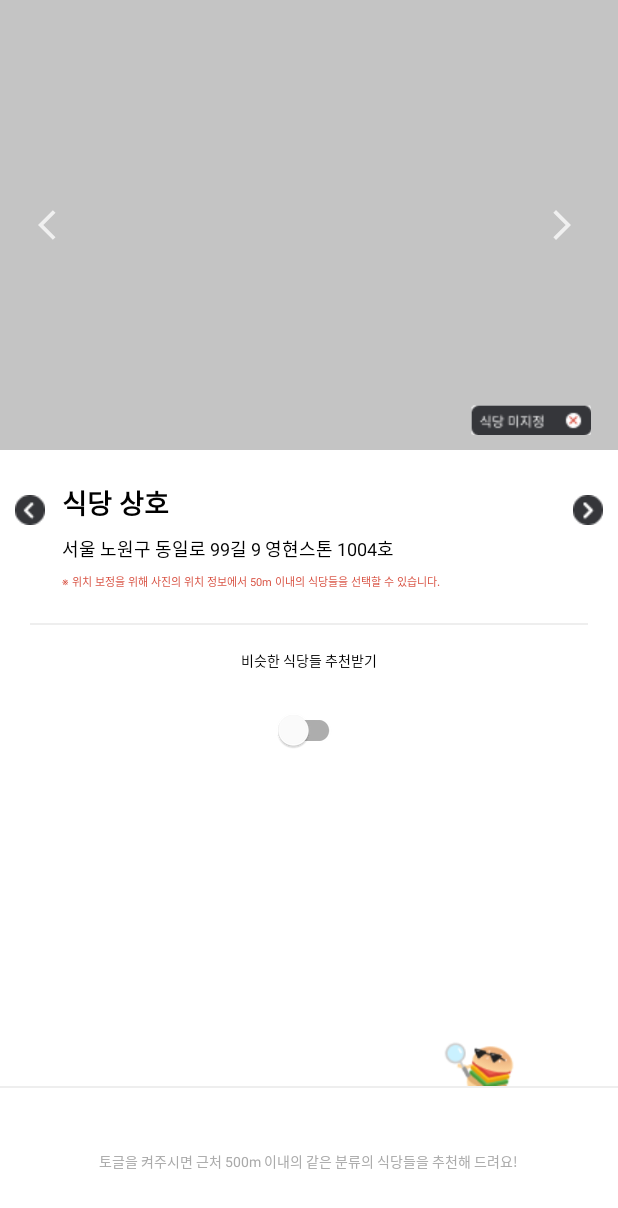
After one commit to 5-ing/PersonalAIFoodMap_Android, an Android app: the layout activity_restaurant_detail.xml on its own in the app's theme, with its tools: preview values and no code run, on a phone screen of 412 x 824 dp. The commit adds this screen. Shown: the top 1208 px of the screen. Run offline under Robolectric (Android 15) with nearby library versions, the phone set to English and light mode, and no system bars.

Commit message:
디자인에 따른 뷰 생성

```diff
--- a/app/src/main/java/com/example/personalaifoodmap/ui/activity/FoodMapActivity.kt
+++ b/app/src/main/java/com/example/personalaifoodmap/ui/activity/FoodMapActivity.kt
@@ -2,13 +2,10 @@ package com.example.personalaifoodmap.ui.activity
 
 import android.Manifest
 import android.content.pm.PackageManager
-import android.graphics.Bitmap
-import android.graphics.Canvas
 import android.os.Bundle
 import android.view.LayoutInflater
 import android.view.View
 import android.widget.ImageView
-import android.widget.RelativeLayout
 import androidx.activity.viewModels
 import androidx.appcompat.app.AppCompatActivity
 import androidx.constraintlayout.widget.ConstraintLayout
@@ -20,17 +17,13 @@ import androidx.core.app.ActivityCompat
 import androidx.core.net.toUri
 import com.example.personalaifoodmap.databinding.ActivityFoodMapBinding
 import androidx.lifecycle.observe
-import com.bumptech.glide.Glide
 import com.example.personalaifoodmap.FoodMapApplication
 import com.example.personalaifoodmap.R
 import com.example.personalaifoodmap.viewmodels.FoodMapViewModelFactory
-import com.example.personalaifoodmap.viewmodels.GallerySyncViewModelFactory
-import com.google.android.gms.maps.model.BitmapDescriptorFactory
 import com.naver.maps.geometry.LatLng
 import com.naver.maps.map.LocationTrackingMode
 import com.naver.maps.map.OnMapReadyCallback
 import com.naver.maps.map.overlay.Marker
-import java.net.URI
 
 internal class FoodMapActivity : AppCompatActivity(), OnMapReadyCallback {
 
@@ -60,7 +53,7 @@ internal class FoodMapActivity : AppCompatActivity(), OnMapReadyCallback {
         val mapView = binding.foodMapView
         mapView.onCreate(savedInstanceState)
 
-        markerView = LayoutInflater.from(this).inflate(R.layout.marker_item,null)
+        markerView = LayoutInflater.from(this).inflate(R.layout.item_marker,null)
 
         // getMapAsync를 호출하여 비동기로 onMapReady 콜백 메서드 호출
         // onMapReady에서 naverMap 객체를 받음
--- a/app/src/main/java/com/example/personalaifoodmap/ui/adapter/FoodGalleryAdapter.kt
+++ b/app/src/main/java/com/example/personalaifoodmap/ui/adapter/FoodGalleryAdapter.kt
@@ -1,6 +1,5 @@
 package com.example.personalaifoodmap.ui.adapter
 
-import android.content.Context
 import android.view.LayoutInflater
 import android.view.View
 import android.view.ViewGroup
@@ -33,7 +32,7 @@ class FoodGalleryAdapter : ListAdapter<UserPhoto, FoodGalleryAdapter.UserPhotoVi
         companion object {
             fun create(parent: ViewGroup): UserPhotoViewHolder {
                 val view: View = LayoutInflater.from(parent.context)
-                    .inflate(R.layout.list_item, parent, false)
+                    .inflate(R.layout.item_list, parent, false)
                 return UserPhotoViewHolder(view)
             }
         }
--- /dev/null
+++ b/app/src/main/res/drawable/ic_baseline_arrow_back_ios_24.xml
@@ -0,0 +1,6 @@
+<vector android:alpha="0.75" android:autoMirrored="true"
+    android:height="24dp" android:tint="#FFFFFF"
+    android:viewportHeight="24" android:viewportWidth="24"
+    android:width="24dp" xmlns:android="http://schemas.android.com/apk/res/android">
+    <path android:fillColor="@android:color/white" android:pathData="M11.67,3.87L9.9,2.1 0,12l9.9,9.9 1.77,-1.77L3.54,12z"/>
+</vector>
--- /dev/null
+++ b/app/src/main/res/drawable/ic_baseline_arrow_forward_ios_24.xml
@@ -0,0 +1,6 @@
+<vector android:alpha="0.75" android:autoMirrored="true"
+    android:height="24dp" android:tint="#FFFFFF"
+    android:viewportHeight="24" android:viewportWidth="24"
+    android:width="24dp" xmlns:android="http://schemas.android.com/apk/res/android">
+    <path android:fillColor="@android:color/white" android:pathData="M6.23,20.23l1.77,1.77l10,-10l-10,-10l-1.77,1.77l8.23,8.23z"/>
+</vector>
--- a/app/src/main/res/layout/activity_main.xml
+++ b/app/src/main/res/layout/activity_main.xml
@@ -1,5 +1,6 @@
 <?xml version="1.0" encoding="utf-8"?>
-<LinearLayout xmlns:android="http://schemas.android.com/apk/res/android"
+<LinearLayout
+    xmlns:android="http://schemas.android.com/apk/res/android"
     xmlns:app="http://schemas.android.com/apk/res-auto"
     xmlns:tools="http://schemas.android.com/tools"
     android:layout_width="match_parent"
--- /dev/null
+++ b/app/src/main/res/layout/activity_restaurant_detail.xml
@@ -0,0 +1,168 @@
+<?xml version="1.0" encoding="utf-8"?>
+<androidx.constraintlayout.widget.ConstraintLayout xmlns:android="http://schemas.android.com/apk/res/android"
+    xmlns:app="http://schemas.android.com/apk/res-auto"
+    xmlns:tools="http://schemas.android.com/tools"
+    android:layout_width="match_parent"
+    android:layout_height="match_parent">
+
+    <ImageView
+        android:id="@+id/foodDetailIv"
+        android:layout_width="match_parent"
+        android:layout_height="300dp"
+        app:layout_constraintTop_toTopOf="parent"
+        tools:background="#C4C4C4" />
+
+    <ImageButton
+        android:layout_width="80dp"
+        android:layout_height="20dp"
+        android:layout_marginEnd="18dp"
+        android:layout_marginBottom="10dp"
+        android:src="@drawable/restaurant_no_check"
+        app:layout_constraintEnd_toEndOf="parent"
+        app:layout_constraintBottom_toBottomOf="@id/foodDetailIv"/>
+
+    <ImageView
+        android:layout_width="wrap_content"
+        android:layout_height="wrap_content"
+        android:src="@drawable/ic_baseline_arrow_back_ios_24"
+        android:layout_marginStart="25dp"
+        app:layout_constraintStart_toStartOf="@+id/foodDetailIv"
+        app:layout_constraintTop_toTopOf="@+id/foodDetailIv"
+        app:layout_constraintBottom_toBottomOf="@+id/foodDetailIv" />
+
+    <ImageView
+        android:layout_width="wrap_content"
+        android:layout_height="wrap_content"
+        android:layout_marginEnd="25dp"
+        android:src="@drawable/ic_baseline_arrow_forward_ios_24"
+        app:layout_constraintEnd_toEndOf="@+id/foodDetailIv"
+        app:layout_constraintTop_toTopOf="@+id/foodDetailIv"
+        app:layout_constraintBottom_toBottomOf="@+id/foodDetailIv" />
+
+    <ImageView
+        android:layout_width="20dp"
+        android:layout_height="20dp"
+        android:src="@drawable/arrow_left_button"
+        android:layout_marginStart="10dp"
+        android:layout_marginEnd="11dp"
+        android:layout_marginTop="30dp"
+        app:layout_constraintEnd_toStartOf="@+id/restaurantNameTv"
+        app:layout_constraintTop_toBottomOf="@+id/foodDetailIv" />
+
+    <ImageView
+        android:layout_width="20dp"
+        android:layout_height="20dp"
+        android:src="@drawable/arrow_right_button"
+        android:layout_marginStart="10dp"
+        android:layout_marginEnd="10dp"
+        android:layout_marginTop="30dp"
+        app:layout_constraintEnd_toEndOf="parent"
+        app:layout_constraintTop_toBottomOf="@+id/foodDetailIv" />
+
+    <TextView
+        android:id="@+id/restaurantNameTv"
+        android:layout_width="wrap_content"
+        android:layout_height="wrap_content"
+        android:textColor="@color/black"
+        android:textSize="18sp"
+        android:textStyle="bold"
+        android:layout_marginStart="41dp"
+        android:layout_marginTop="21dp"
+        app:layout_constraintStart_toStartOf="parent"
+        app:layout_constraintTop_toBottomOf="@+id/foodDetailIv"
+        tools:text="식당 상호" />
+
+    <TextView
+        android:id="@+id/restaurantAddressTv"
+        android:layout_width="wrap_content"
+        android:layout_height="wrap_content"
+        android:textColor="@color/black"
+        android:textSize="12sp"
+        android:layout_marginTop="8dp"
+        app:layout_constraintTop_toBottomOf="@+id/restaurantNameTv"
+        app:layout_constraintStart_toStartOf="@+id/restaurantNameTv"
+        tools:text="서울 노원구 동일로 99길 9 영현스톤 1004호" />
+
+    <TextView
+        android:id="@+id/referenceTv"
+        android:layout_width="wrap_content"
+        android:layout_height="wrap_content"
+        android:textColor="#D85041"
+        android:textSize="7sp"
+        android:layout_marginTop="7dp"
+        app:layout_constraintTop_toBottomOf="@+id/restaurantAddressTv"
+        app:layout_constraintStart_toStartOf="@+id/restaurantNameTv"
+        android:text="※ 위치 보정을 위해 사진의 위치 정보에서 50m 이내의 식당들을 선택할 수 있습니다." />
+
+    <View
+        android:layout_width="match_parent"
+        android:layout_height="1dp"
+        app:layout_constraintTop_toBottomOf="@id/referenceTv"
+        android:layout_marginTop="22dp"
+        android:layout_marginHorizontal="20dp"
+        app:layout_constraintStart_toStartOf="parent"
+        app:layout_constraintEnd_toEndOf="parent"
+        android:background="#EEEEEE"/>
+
+
+    <TextView
+        android:id="@+id/recommendTv"
+        android:layout_width="wrap_content"
+        android:layout_height="wrap_content"
+        android:textColor="@color/black"
+        android:textSize="9sp"
+        android:layout_marginTop="39dp"
+        app:layout_constraintTop_toBottomOf="@+id/referenceTv"
+        app:layout_constraintStart_toStartOf="parent"
+        app:layout_constraintEnd_toEndOf="parent"
+        android:text="비슷한 식당들 추천받기" />
+
+    <com.google.android.material.switchmaterial.SwitchMaterial
+        android:id="@+id/recommendSwitch"
+        android:layout_width="wrap_content"
+        android:layout_height="wrap_content"
+        android:layout_marginTop="15dp"
+        app:layout_constraintTop_toBottomOf="@+id/recommendTv"
+        app:layout_constraintStart_toStartOf="parent"
+        app:layout_constraintEnd_toEndOf="parent" />
+
+    <ImageView
+        android:layout_width="54dp"
+        android:layout_height="42dp"
+        android:layout_marginEnd="67dp"
+        android:src="@drawable/find_burger"
+        android:layout_marginBottom="96dp"
+        app:layout_constraintEnd_toEndOf="parent"
+        app:layout_constraintBottom_toBottomOf="@id/recommendFrame" />
+
+    <View
+        android:layout_width="match_parent"
+        android:layout_height="1dp"
+        app:layout_constraintTop_toTopOf="@id/recommendFrame"
+        app:layout_constraintStart_toStartOf="parent"
+        app:layout_constraintEnd_toEndOf="parent"
+        android:background="#EEEEEE"/>
+
+
+    <FrameLayout
+        android:id="@+id/recommendFrame"
+        android:layout_width="match_parent"
+        android:layout_height="100dp"
+        app:layout_constraintBottom_toBottomOf="parent">
+
+        <TextView
+            android:layout_width="wrap_content"
+            android:layout_height="wrap_content"
+            android:text="토글을 켜주시면 근처 500m 이내의 같은 분류의 식당들을 추천해 드려요!"
+            android:textSize="9sp"
+            android:textColor="#AAAAAA"
+            android:layout_gravity="center"/>
+
+        <androidx.recyclerview.widget.RecyclerView
+            android:id="@+id/recommendRv"
+            android:layout_width="match_parent"
+            android:layout_height="match_parent" />
+
+    </FrameLayout>
+
+</androidx.constraintlayout.widget.ConstraintLayout>
--- /dev/null
+++ b/app/src/main/res/layout/item_cluster.xml
@@ -0,0 +1,45 @@
+<?xml version="1.0" encoding="utf-8"?>
+<androidx.constraintlayout.widget.ConstraintLayout xmlns:android="http://schemas.android.com/apk/res/android"
+    xmlns:app="http://schemas.android.com/apk/res-auto"
+    xmlns:tools="http://schemas.android.com/tools"
+    android:layout_width="match_parent"
+    android:layout_height="80dp">
+
+
+    <ImageView
+        android:id="@+id/clusterIV"
+        android:layout_width="75dp"
+        android:layout_height="80dp"
+        android:scaleType="fitXY"
+        tools:background="#C4C4C4"
+        app:layout_constraintBottom_toBottomOf="parent"
+        app:layout_constraintStart_toStartOf="parent" />
+
+
+    <TextView
+        android:id="@+id/restaurantNameTv"
+        android:layout_width="wrap_content"
+        android:layout_height="wrap_content"
+        android:layout_marginEnd="274dp"
+        android:textColor="@color/black"
+        android:textSize="12sp"
+        android:textStyle="bold"
+        android:layout_marginStart="20dp"
+        android:layout_marginTop="20dp"
+        app:layout_constraintEnd_toEndOf="parent"
+        app:layout_constraintStart_toEndOf="@+id/clusterIV"
+        app:layout_constraintTop_toTopOf="parent"
+        tools:text="식당 상호" />
+
+    <TextView
+        android:id="@+id/restaurantAddressTv"
+        android:layout_width="wrap_content"
+        android:layout_height="wrap_content"
+        android:textColor="@color/black"
+        android:textSize="9sp"
+        android:layout_marginTop="5dp"
+        app:layout_constraintTop_toBottomOf="@+id/restaurantNameTv"
+        app:layout_constraintStart_toStartOf="@+id/restaurantNameTv"
+        tools:text="서울 노원구 동일로 99길 9 영현스톤 1004호" />
+
+</androidx.constraintlayout.widget.ConstraintLayout>
--- a/app/src/main/res/layout/marker_item.xml
+++ b/app/src/main/res/layout/item_marker.xml
@@ -13,7 +13,7 @@
         android:background="@color/white"
         android:padding="5dp"
         android:scaleType="fitXY"
-        android:src="@color/black"
+        android:src="#C4C4C4"
         app:layout_constraintStart_toStartOf="parent"
         app:layout_constraintTop_toTopOf="parent" />
 
--- /dev/null
+++ b/app/src/main/res/layout/item_restaurant_recomend.xml
@@ -0,0 +1,6 @@
+<?xml version="1.0" encoding="utf-8"?>
+<androidx.constraintlayout.widget.ConstraintLayout xmlns:android="http://schemas.android.com/apk/res/android"
+    android:layout_width="match_parent"
+    android:layout_height="match_parent">
+
+</androidx.constraintlayout.widget.ConstraintLayout>
```
Also changed, not shown: app/src/main/res/drawable/arrow_left_button.png (added), app/src/main/res/drawable/arrow_right_button.png (added), app/src/main/res/drawable/find_burger.png (added), app/src/main/res/drawable/restaurant_check.png (added), app/src/main/res/drawable/restaurant_no_check.png (added), app/src/main/res/layout/item_list.xml (renamed from app/src/main/res/layout/list_item.xml).
